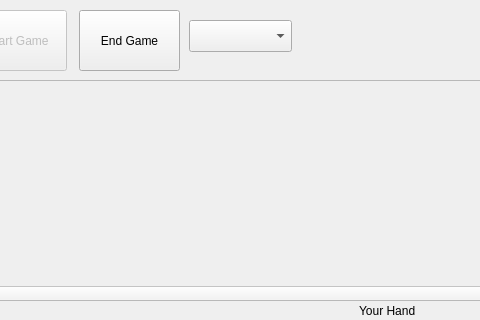
This is foOscars/mainwindow.ui in J-Sandhu/OscarsCardGame as Qt 5 draws it before an edit; both pictures show x 581 to 1061 and y 0 to 320 of the 1184 by 718 pixel window. The edited form follows.
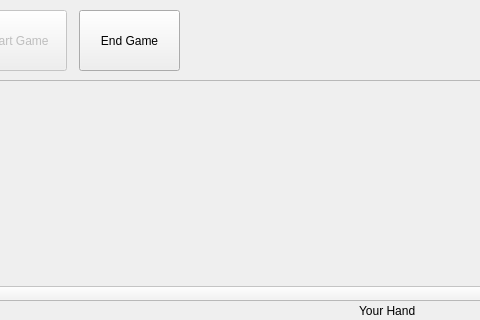
This is the edited form.

Commit message: Removed player combo box

The edit to the form file:
```diff
--- a/foOscars/mainwindow.ui
+++ b/foOscars/mainwindow.ui
@@ -81,16 +81,6 @@
      <string>player</string>
     </property>
    </widget>
-   <widget class="QComboBox" name="otherPlayersHandsButton">
-    <property name="geometry">
-     <rect>
-      <x>770</x>
-      <y>20</y>
-      <width>103</width>
-      <height>32</height>
-     </rect>
-    </property>
-   </widget>
    <widget class="QFrame" name="gameplayFrame">
     <property name="geometry">
      <rect>
```
The commit also changes 6 other files.
